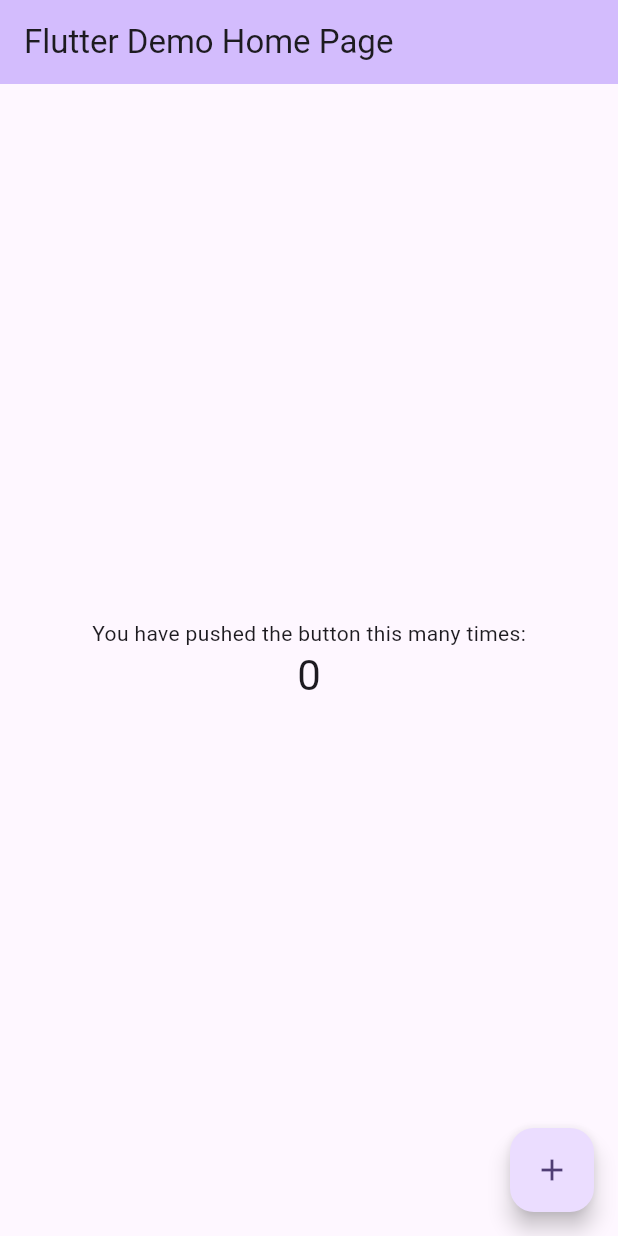
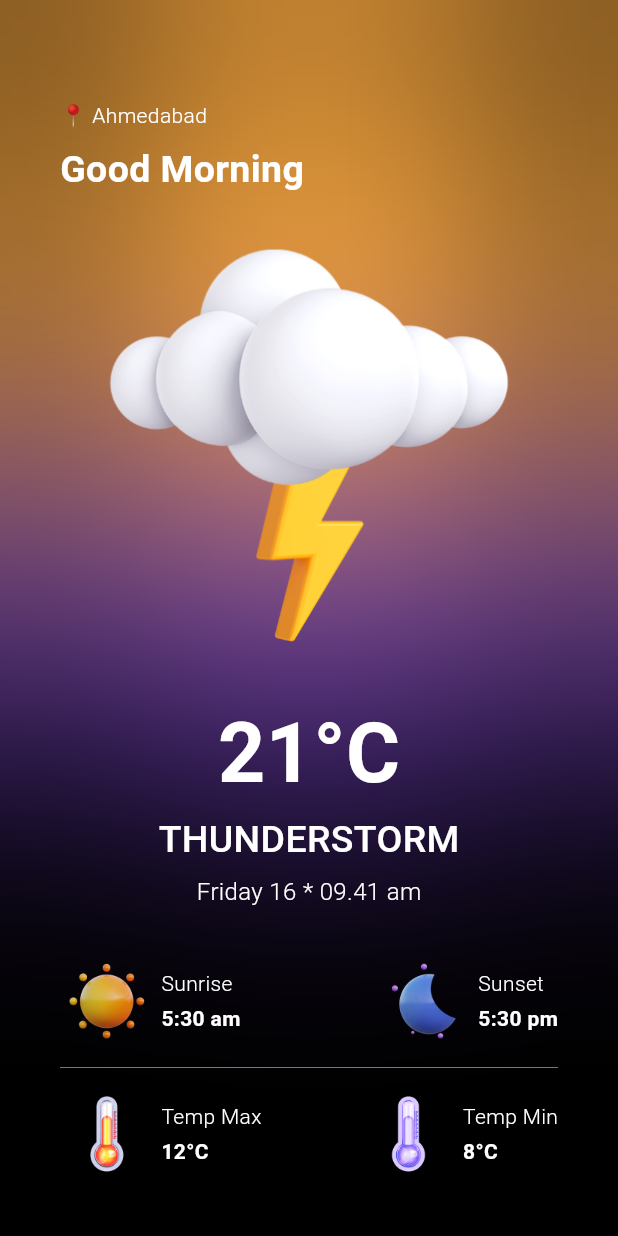
Before and after one commit to RhythmRajguru/Weather_Bloc, a Flutter app: the screen it shows after launch, on a phone screen of 412 x 824 dp. Run offline on Flutter 3.47's test engine with Material 3 defaults, Android fonts, the phone set to English and light mode, and no system bars; our stand-ins replace bloc.

Commit message:
home design created

```diff
--- /dev/null
+++ b/lib/bloc/weather_bloc.dart
@@ -0,0 +1,13 @@
+import 'package:bloc/bloc.dart';
+import 'package:meta/meta.dart';
+
+part 'weather_event.dart';
+part 'weather_state.dart';
+
+class WeatherBloc extends Bloc<WeatherEvent, WeatherState> {
+  WeatherBloc() : super(WeatherInitial()) {
+    on<WeatherEvent>((event, emit) {
+      // TODO: implement event handler
+    });
+  }
+}
--- /dev/null
+++ b/lib/bloc/weather_event.dart
@@ -0,0 +1,4 @@
+part of 'weather_bloc.dart';
+
+@immutable
+sealed class WeatherEvent {}
--- /dev/null
+++ b/lib/bloc/weather_state.dart
@@ -0,0 +1,6 @@
+part of 'weather_bloc.dart';
+
+@immutable
+sealed class WeatherState {}
+
+final class WeatherInitial extends WeatherState {}
--- a/lib/main.dart
+++ b/lib/main.dart
@@ -1,4 +1,5 @@
 import 'package:flutter/material.dart';
+import 'package:weather_bloc/screens/home_Screen.dart';
 
 void main() {
   runApp(const MyApp());
@@ -11,112 +12,12 @@ class MyApp extends StatelessWidget {
   @override
   Widget build(BuildContext context) {
     return MaterialApp(
+      debugShowCheckedModeBanner: false,
       title: 'Flutter Demo',
       theme: ThemeData(
-        // This is the theme of your application.
-        //
-        // TRY THIS: Try running your application with "flutter run". You'll see
-        // the application has a purple toolbar. Then, without quitting the app,
-        // try changing the seedColor in the colorScheme below to Colors.green
-        // and then invoke "hot reload" (save your changes or press the "hot
-        // reload" button in a Flutter-supported IDE, or press "r" if you used
-        // the command line to start the app).
-        //
-        // Notice that the counter didn't reset back to zero; the application
-        // state is not lost during the reload. To reset the state, use hot
-        // restart instead.
-        //
-        // This works for code too, not just values: Most code changes can be
-        // tested with just a hot reload.
         colorScheme: ColorScheme.fromSeed(seedColor: Colors.deepPurple),
       ),
-      home: const MyHomePage(title: 'Flutter Demo Home Page'),
+      home: HomeScreen(),
     );
   }
 }
-
-class MyHomePage extends StatefulWidget {
-  const MyHomePage({super.key, required this.title});
-
-  // This widget is the home page of your application. It is stateful, meaning
-  // that it has a State object (defined below) that contains fields that affect
-  // how it looks.
-
-  // This class is the configuration for the state. It holds the values (in this
-  // case the title) provided by the parent (in this case the App widget) and
-  // used by the build method of the State. Fields in a Widget subclass are
-  // always marked "final".
-
-  final String title;
-
-  @override
-  State<MyHomePage> createState() => _MyHomePageState();
-}
-
-class _MyHomePageState extends State<MyHomePage> {
-  int _counter = 0;
-
-  void _incrementCounter() {
-    setState(() {
-      // This call to setState tells the Flutter framework that something has
-      // changed in this State, which causes it to rerun the build method below
-      // so that the display can reflect the updated values. If we changed
-      // _counter without calling setState(), then the build method would not be
-      // called again, and so nothing would appear to happen.
-      _counter++;
-    });
-  }
-
-  @override
-  Widget build(BuildContext context) {
-    // This method is rerun every time setState is called, for instance as done
-    // by the _incrementCounter method above.
-    //
-    // The Flutter framework has been optimized to make rerunning build methods
-    // fast, so that you can just rebuild anything that needs updating rather
-    // than having to individually change instances of widgets.
-    return Scaffold(
-      appBar: AppBar(
-        // TRY THIS: Try changing the color here to a specific color (to
-        // Colors.amber, perhaps?) and trigger a hot reload to see the AppBar
-        // change color while the other colors stay the same.
-        backgroundColor: Theme.of(context).colorScheme.inversePrimary,
-        // Here we take the value from the MyHomePage object that was created by
-        // the App.build method, and use it to set our appbar title.
-        title: Text(widget.title),
-      ),
-      body: Center(
-        // Center is a layout widget. It takes a single child and positions it
-        // in the middle of the parent.
-        child: Column(
-          // Column is also a layout widget. It takes a list of children and
-          // arranges them vertically. By default, it sizes itself to fit its
-          // children horizontally, and tries to be as tall as its parent.
-          //
-          // Column has various properties to control how it sizes itself and
-          // how it positions its children. Here we use mainAxisAlignment to
-          // center the children vertically; the main axis here is the vertical
-          // axis because Columns are vertical (the cross axis would be
-          // horizontal).
-          //
-          // TRY THIS: Invoke "debug painting" (choose the "Toggle Debug Paint"
-          // action in the IDE, or press "p" in the console), to see the
-          // wireframe for each widget.
-          mainAxisAlignment: MainAxisAlignment.center,
-          children: <Widget>[
-            const Text('You have pushed the button this many times:'),
-            Text(
-              '$_counter',
-              style: Theme.of(context).textTheme.headlineMedium,
-            ),
-          ],
-        ),
-      ),
-      floatingActionButton: FloatingActionButton(
-        onPressed: _incrementCounter,
-        tooltip: 'Increment',
-        child: const Icon(Icons.add),
-      ), // This trailing comma makes auto-formatting nicer for build methods.
-    );
-  }
-}
--- /dev/null
+++ b/lib/screens/home_Screen.dart
@@ -0,0 +1,160 @@
+import 'dart:ui';
+
+import 'package:flutter/material.dart';
+import 'package:flutter/services.dart';
+
+class HomeScreen extends StatelessWidget {
+  const HomeScreen({super.key});
+
+  @override
+  Widget build(BuildContext context) {
+    return Scaffold(
+      backgroundColor: Colors.black,
+      extendBodyBehindAppBar: true,
+      appBar: AppBar(
+        backgroundColor: Colors.transparent,
+        elevation: 0,
+        systemOverlayStyle: SystemUiOverlayStyle(
+            statusBarBrightness: Brightness.dark
+        ),
+      ),
+      body: Padding(
+        padding: const EdgeInsets.fromLTRB(40,1.2*kToolbarHeight,40,20),
+        child: SizedBox(
+          height: MediaQuery.of(context).size.height,
+          child: Stack(
+            children: [
+              Align(
+                alignment: AlignmentDirectional(3,-0.3),
+                child: Container(
+                  height: 300,
+                  width: 300,
+                  decoration: BoxDecoration(
+                      shape: BoxShape.circle,
+                      color: Colors.deepPurple
+                  ),
+                ),
+              ),
+              Align(
+                alignment: AlignmentDirectional(-3,-0.3),
+                child: Container(
+                  height: 300,
+                  width: 300,
+                  decoration: BoxDecoration(
+                      shape: BoxShape.circle,
+                      color: Color(0xff673AB7)
+                  ),
+                ),
+              ),
+              Align(
+                alignment: AlignmentDirectional(0,-1.2),
+                child: Container(
+                  height: 300,
+                  width: 600,
+                  decoration: BoxDecoration(
+                      color: Color(0xffffab40)
+                  ),
+                ),
+              ),
+              BackdropFilter(filter: ImageFilter.blur
+                (sigmaX: 100.0,sigmaY: 100.0),
+                child: Container(decoration: BoxDecoration(
+                    color: Colors.transparent),),),
+              SizedBox(
+                width: MediaQuery.of(context).size.width,
+                height: MediaQuery.of(context).size.height,
+                child: Column(
+                  crossAxisAlignment: CrossAxisAlignment.start,
+                  children: [
+                    Text('📍 Ahmedabad',style: TextStyle(color: Colors.white,fontWeight: FontWeight.w300),),
+                    SizedBox(height: 8,),
+                    Text('Good Morning',style: TextStyle(color: Colors.white,fontSize: 25,fontWeight: FontWeight.bold),),
+                    Image.asset('assets/1.png'),
+                    Center(child: Text('21°C',style: TextStyle(color: Colors.white,fontSize: 55,fontWeight: FontWeight.bold),),),
+                    Center(child: Text('THUNDERSTORM',style: TextStyle(color: Colors.white,fontSize: 25,fontWeight: FontWeight.w500),),),
+                    SizedBox(height: 5,),
+                    Center(child: Text('Friday 16 * 09.41 am',style: TextStyle(color: Colors.white,fontSize: 16,fontWeight: FontWeight.w300),),),
+                    SizedBox(height: 30,),
+                    Row(
+                      mainAxisAlignment: MainAxisAlignment.spaceBetween,
+                      children: [
+                        Row(
+                          children: [
+                            Image.asset('assets/11.png',scale: 8,),
+                            SizedBox(width: 5,),
+                            Column(
+                              crossAxisAlignment: CrossAxisAlignment.start,
+                              children: [
+                                Text('Sunrise',style: TextStyle(color: Colors.white,fontWeight: FontWeight.w300),),
+                                SizedBox(height: 3,),
+                                Text('5:30 am',style: TextStyle(color: Colors.white,fontWeight: FontWeight.w700),),
+                              ],
+                            )
+                          ],
+                        ),
+                        Row(
+                          children: [
+                            Image.asset('assets/12.png',scale: 8,),
+                            SizedBox(width: 5,),
+                            Column(
+                              crossAxisAlignment: CrossAxisAlignment.start,
+                              children: [
+                                Text('Sunset',style: TextStyle(color: Colors.white,fontWeight: FontWeight.w300),),
+                                SizedBox(height: 3,),
+                                Text('5:30 pm',style: TextStyle(color: Colors.white,fontWeight: FontWeight.w700),),
+                              ],
+                            )
+                          ],
+                        ),
+                      ],
+                    ),
+                    Padding(
+                      padding: EdgeInsets.symmetric(vertical: 5.0),
+                      child: Divider(
+                        color: Colors.grey,
+                        thickness: 0.5,
+                      ),
+                    ),
+                    Row(
+                      mainAxisAlignment: MainAxisAlignment.spaceBetween,
+                      children: [
+                        Row(
+                          children: [
+                            Image.asset('assets/13.png',scale: 8,),
+                            SizedBox(width: 5,),
+                            Column(
+                              crossAxisAlignment: CrossAxisAlignment.start,
+                              children: [
+                                Text('Temp Max',style: TextStyle(color: Colors.white,fontWeight: FontWeight.w300),),
+                                SizedBox(height: 3,),
+                                Text('12°C',style: TextStyle(color: Colors.white,fontWeight: FontWeight.w700),),
+                              ],
+                            )
+                          ],
+                        ),
+                        Row(
+                          children: [
+                            Image.asset('assets/14.png',scale: 8,),
+                            SizedBox(width: 5,),
+                            Column(
+                              crossAxisAlignment: CrossAxisAlignment.start,
+                              children: [
+                                Text('Temp Min',style: TextStyle(color: Colors.white,fontWeight: FontWeight.w300),),
+                                SizedBox(height: 3,),
+                                Text('8°C',style: TextStyle(color: Colors.white,fontWeight: FontWeight.w700),),
+                              ],
+                            )
+                          ],
+                        ),
+                      ],
+                    ),
+                  ],
+                ),
+              )
+            ],
+          ),
+        ),
+      ),
+    );
+  }
+}
--- a/pubspec.yaml
+++ b/pubspec.yaml
@@ -39,6 +39,7 @@ dependencies:
   intl: ^0.20.2
   bloc: ^9.0.1
   flutter_bloc: ^9.1.1
+  equatable: ^2.0.7
 
 dev_dependencies:
   flutter_test:
@@ -63,8 +64,8 @@ flutter:
   uses-material-design: true
 
   # To add assets to your application, add an assets section, like this:
-  # assets:
-  #   - images/a_dot_burr.jpeg
+  assets:
+    - assets/
   #   - images/a_dot_ham.jpeg
 
   # An image asset can refer to one or more resolution-specific "variants", see
```
Also changed, not shown: assets/1.png (added), assets/11.png (added), assets/12.png (added), assets/13.png (added), assets/14.png (added), assets/2.png (added), assets/3.png (added), assets/4.png (added), assets/5.png (added), assets/6.png (added), assets/7.png (added), assets/8.png (added), assets/9.png (added), lib/data/data.dart (added), 1 more files, 1 other file.
